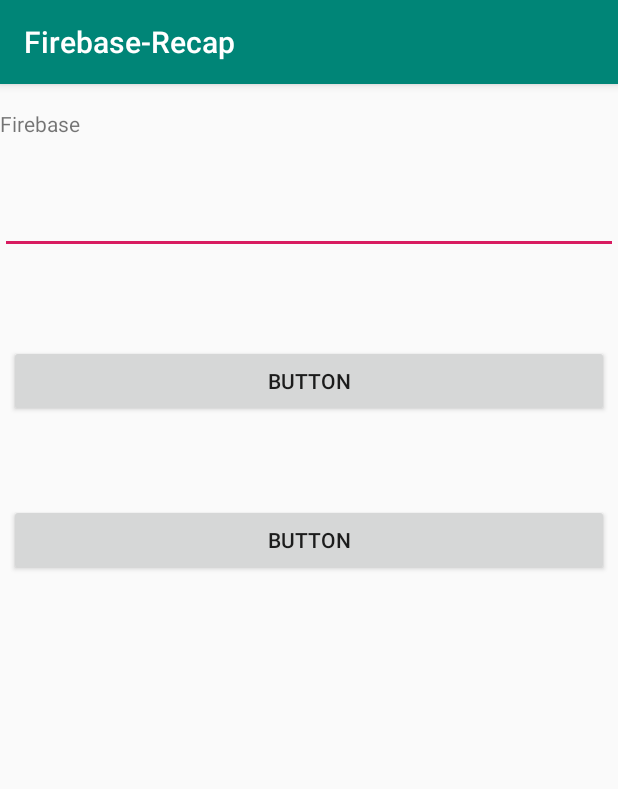
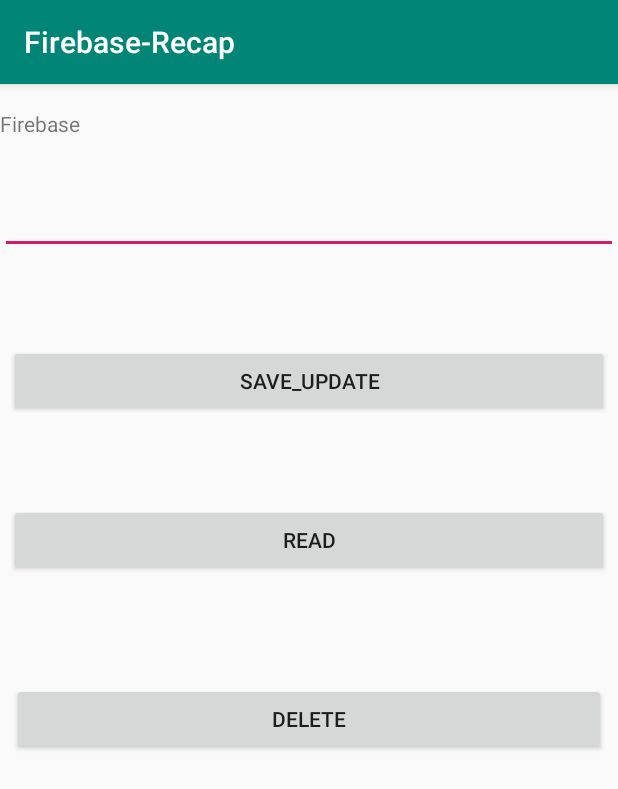
Before and after one commit to tamzidpeace/FirebaseRecap, an Android app: the screen it shows after launch (MainActivity), on a phone screen of 412 x 824 dp. Shown: the top 789 px of the screen. Run offline under Robolectric (Android 15) with nearby library versions, the phone set to English and light mode, and no system bars; our stand-ins replace Firebase (no records; nobody signed in at launch, a user with empty details on screens opened directly).

Commit message:
delete and update

```diff
--- a/app/src/main/java/com/example/firebase_recap/MainActivity.java
+++ b/app/src/main/java/com/example/firebase_recap/MainActivity.java
@@ -34,11 +34,12 @@ public class MainActivity extends AppCompatActivity {
         TextView text = findViewById(R.id.textView);
         Button saveBtn = findViewById(R.id.button);
         Button readBtn = findViewById(R.id.button2);
+        Button deleteBtn = findViewById(R.id.button3);
         editText = findViewById(R.id.editText);
 
         myRef = FirebaseDatabase.getInstance().getReference();
 
-        // inserting data
+        // inserting data + update trick
         saveBtn.setOnClickListener(new View.OnClickListener() {
             @Override
             public void onClick(View v) {
@@ -46,6 +47,8 @@ public class MainActivity extends AppCompatActivity {
                 //myRef.child("message").push().child("no").setValue(mText);
                 number = ++number;
                 myRef.child("abc").child(String.valueOf(number)).setValue(mText);
+                //update trick
+                myRef.child("abc").child("2").setValue("arafat");
             }
         });
 
@@ -68,5 +71,13 @@ public class MainActivity extends AppCompatActivity {
                 });
             }
         });
+
+        // delete data
+        deleteBtn.setOnClickListener(new View.OnClickListener() {
+            @Override
+            public void onClick(View v) {
+                myRef.child("abc").child("no").removeValue();
+            }
+        });
     }
 }
--- a/app/src/main/res/layout/activity_main.xml
+++ b/app/src/main/res/layout/activity_main.xml
@@ -38,7 +38,7 @@
         android:layout_marginTop="174dp"
         android:layout_marginEnd="6dp"
         android:layout_marginRight="6dp"
-        android:text="Button"
+        android:text="save_update"
         app:layout_constraintEnd_toEndOf="parent"
         app:layout_constraintStart_toStartOf="parent"
         app:layout_constraintTop_toTopOf="parent" />
@@ -52,9 +52,24 @@
         android:layout_marginTop="58dp"
         android:layout_marginEnd="6dp"
         android:layout_marginRight="6dp"
-        android:text="Button"
+        android:text="read"
         app:layout_constraintEnd_toEndOf="parent"
         app:layout_constraintStart_toStartOf="parent"
         app:layout_constraintTop_toBottomOf="@+id/button" />
 
+    <Button
+        android:id="@+id/button3"
+        android:layout_width="0dp"
+        android:layout_height="wrap_content"
+        android:layout_marginStart="8dp"
+        android:layout_marginLeft="8dp"
+        android:layout_marginTop="71dp"
+        android:layout_marginEnd="8dp"
+        android:layout_marginRight="8dp"
+        android:text="delete"
+        app:layout_constraintEnd_toEndOf="parent"
+        app:layout_constraintStart_toStartOf="parent"
+        app:layout_constraintTop_toBottomOf="@+id/button2" />
+
+
 </android.support.constraint.ConstraintLayout>
```
